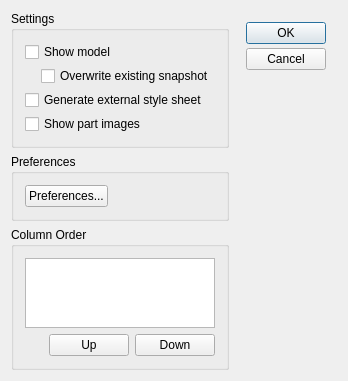
Old version of the form ldvlib/LDVQt/LDVPartList.ui in the repository trevorsandy/lpub3d-ci.
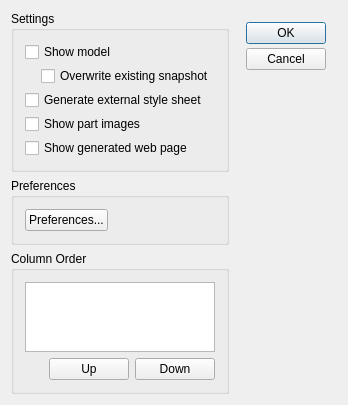
New version of the form. Icons and pictures are not drawn.

Commit message: Dev - Add 'show generated web page' flag to HTML part list

```diff
--- a/ldvlib/LDVQt/LDVPartList.ui
+++ b/ldvlib/LDVQt/LDVPartList.ui
@@ -8,7 +8,7 @@
     <x>0</x>
     <y>0</y>
     <width>323</width>
-    <height>347</height>
+    <height>368</height>
    </rect>
   </property>
   <property name="windowTitle">
@@ -120,6 +120,13 @@
           </property>
          </widget>
         </item>
+        <item>
+         <widget class="QCheckBox" name="showWebPageButton">
+          <property name="text">
+           <string>Show generated web page</string>
+          </property>
+         </widget>
+        </item>
        </layout>
       </widget>
      </item>
```
The commit also changes 3 other files.
